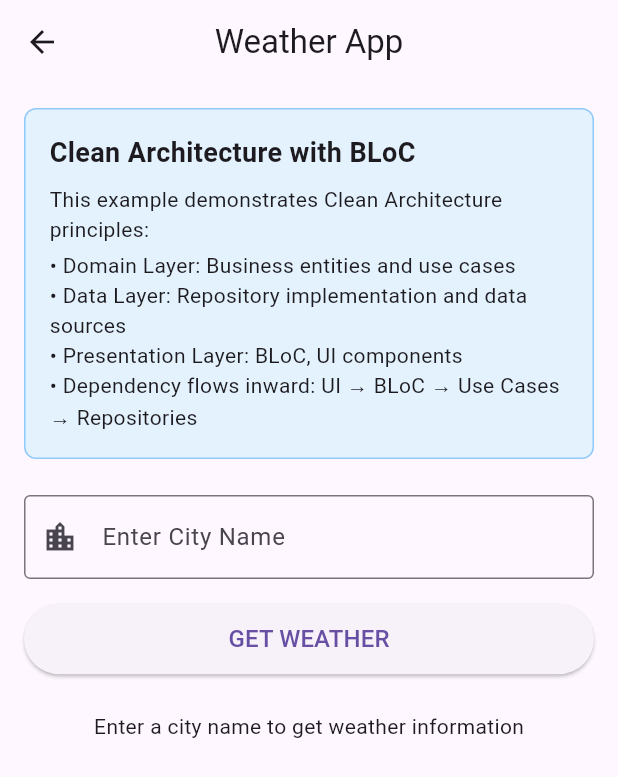
After one commit to Kandil7/learning_bloc, a Flutter app: the screen it shows after launch, scrolled down 576 dp, after a tap on "Clean Architecture", on a phone screen of 412 x 824 dp. The commit adds this screen. Shown: the top 777 px of the screen. Run offline on Flutter 3.47's test engine with Material 3 defaults, Android fonts, the phone set to English and light mode, and no system bars; our stand-ins replace bloc, bloc_concurrency, connectivity_plus, dio, equatable, flutter_bloc and 2 more.

Commit message:
feat: Add Clean Architecture example with Weather App implementation
- Create domain layer with Weather entity, repository interface, and use case
- Implement data layer with WeatherModel, remote data source, and repository implementation
- Add presentation layer with WeatherBloc, WeatherPage, and WeatherDisplay widget
- Update dashboard to include Clean Architecture example
- Demonstrate separation of concerns and dependency flow in Clean Architecture

```diff
--- a/lib/bloc_learning/bloc_learning_dashboard.dart
+++ b/lib/bloc_learning/bloc_learning_dashboard.dart
@@ -1,4 +1,5 @@
 import 'package:flutter/material.dart';
+import 'package:learning_bloc/bloc_learning/examples/clean_architecture_example/clean_architecture_screen.dart';
 import 'package:learning_bloc/bloc_learning/examples/counter_example/counter_example_screen.dart';
 import 'package:learning_bloc/bloc_learning/examples/form_validation_example/form_validation_screen.dart';
 import 'package:learning_bloc/bloc_learning/examples/repository_pattern_example/repository_pattern_screen.dart';
@@ -27,7 +28,8 @@ class BlocLearningDashboard extends StatelessWidget {
             _buildSectionTitle('BLoC Theory'),
             _buildCard(
               title: 'BLoC Pattern Fundamentals',
-              description: 'Learn the core concepts of BLoC pattern and its architecture',
+              description:
+                  'Learn the core concepts of BLoC pattern and its architecture',
               icon: Icons.book,
               onTap: () => Navigator.push(
                 context,
@@ -35,7 +37,6 @@ class BlocLearningDashboard extends StatelessWidget {
               ),
             ),
             const SizedBox(height: 16),
-
             _buildSectionTitle('Basic Examples'),
             _buildCard(
               title: 'Counter Example',
@@ -43,7 +44,8 @@ class BlocLearningDashboard extends StatelessWidget {
               icon: Icons.add_circle,
               onTap: () => Navigator.push(
                 context,
-                MaterialPageRoute(builder: (context) => const CounterExampleScreen()),
+                MaterialPageRoute(
+                    builder: (context) => const CounterExampleScreen()),
               ),
             ),
             _buildCard(
@@ -52,10 +54,10 @@ class BlocLearningDashboard extends StatelessWidget {
               icon: Icons.sync_alt,
               onTap: () => Navigator.push(
                 context,
-                MaterialPageRoute(builder: (context) => const StateManagementScreen()),
+                MaterialPageRoute(
+                    builder: (context) => const StateManagementScreen()),
               ),
             ),
-
             const SizedBox(height: 16),
             _buildSectionTitle('Intermediate Examples'),
             _buildCard(
@@ -64,7 +66,8 @@ class BlocLearningDashboard extends StatelessWidget {
               icon: Icons.check_circle,
               onTap: () => Navigator.push(
                 context,
-                MaterialPageRoute(builder: (context) => const FormValidationScreen()),
+                MaterialPageRoute(
+                    builder: (context) => const FormValidationScreen()),
               ),
             ),
             _buildCard(
@@ -73,10 +76,10 @@ class BlocLearningDashboard extends StatelessWidget {
               icon: Icons.stream,
               onTap: () => Navigator.push(
                 context,
-                MaterialPageRoute(builder: (context) => const StreamExampleScreen()),
+                MaterialPageRoute(
+                    builder: (context) => const StreamExampleScreen()),
               ),
             ),
-
             const SizedBox(height: 16),
             _buildSectionTitle('Advanced Examples'),
             _buildCard(
@@ -85,10 +88,20 @@ class BlocLearningDashboard extends StatelessWidget {
               icon: Icons.storage,
               onTap: () => Navigator.push(
                 context,
-                MaterialPageRoute(builder: (context) => const RepositoryPatternScreen()),
+                MaterialPageRoute(
+                    builder: (context) => const RepositoryPatternScreen()),
               ),
             ),
-
+            _buildCard(
+              title: 'Clean Architecture',
+              description: 'Implementing Clean Architecture with BLoC',
+              icon: Icons.architecture,
+              onTap: () => Navigator.push(
+                context,
+                MaterialPageRoute(
+                    builder: (context) => const CleanArchitectureScreen()),
+              ),
+            ),
             const SizedBox(height: 16),
             _buildSectionTitle('Real-World Examples'),
             _buildCard(
@@ -115,7 +128,8 @@ class BlocLearningDashboard extends StatelessWidget {
               icon: Icons.wifi,
               onTap: () => Navigator.push(
                 context,
-                MaterialPageRoute(builder: (context) => const ConnectivtyScreen()),
+                MaterialPageRoute(
+                    builder: (context) => const ConnectivtyScreen()),
               ),
             ),
           ],
--- /dev/null
+++ b/lib/bloc_learning/examples/clean_architecture_example/clean_architecture_screen.dart
@@ -0,0 +1,43 @@
+import 'package:flutter/material.dart';
+import 'package:flutter_bloc/flutter_bloc.dart';
+import 'package:learning_bloc/bloc_learning/examples/clean_architecture_example/data/datasources/weather_remote_data_source.dart';
+import 'package:learning_bloc/bloc_learning/examples/clean_architecture_example/data/repositories/weather_repository_impl.dart';
+import 'package:learning_bloc/bloc_learning/examples/clean_architecture_example/domain/usecases/get_weather.dart';
+import 'package:learning_bloc/bloc_learning/examples/clean_architecture_example/presentation/bloc/weather_bloc.dart';
+import 'package:learning_bloc/bloc_learning/examples/clean_architecture_example/presentation/pages/weather_page.dart';
+
+/// CleanArchitectureScreen
+///
+/// This is the entry point for the Clean Architecture example.
+/// It sets up the dependency injection and provides the WeatherBloc to the widget tree.
+class CleanArchitectureScreen extends StatelessWidget {
+  const CleanArchitectureScreen({Key? key}) : super(key: key);
+
+  @override
+  Widget build(BuildContext context) {
+    return BlocProvider(
+      create: (context) => _createWeatherBloc(),
+      child: const WeatherPage(),
+    );
+  }
+
+  /// Create and configure the WeatherBloc with its dependencies
+  ///
+  /// This method sets up the dependency injection manually.
+  /// In a real app, you might use a DI framework like get_it.
+  WeatherBloc _createWeatherBloc() {
+    // Create data source
+    final remoteDataSource = WeatherRemoteDataSourceImpl();
+
+    // Create repository with data source
+    final repository = WeatherRepositoryImpl(
+      remoteDataSource: remoteDataSource,
+    );
+
+    // Create use case with repository
+    final getWeather = GetWeather(repository);
+
+    // Create bloc with use case
+    return WeatherBloc(getWeather: getWeather);
+  }
+}
--- /dev/null
+++ b/lib/bloc_learning/examples/clean_architecture_example/data/models/weather_model.dart
@@ -0,0 +1,51 @@
+import 'package:learning_bloc/bloc_learning/examples/clean_architecture_example/domain/entities/weather.dart';
+
+/// WeatherModel
+///
+/// This class extends the domain entity and adds data layer functionality.
+/// It handles serialization/deserialization of weather data.
+class WeatherModel extends Weather {
+  const WeatherModel({
+    required String cityName,
+    required double temperature,
+    required String condition,
+    required int humidity,
+    required double windSpeed,
+  }) : super(
+          cityName: cityName,
+          temperature: temperature,
+          condition: condition,
+          humidity: humidity,
+          windSpeed: windSpeed,
+        );
+
+  /// Create a WeatherModel from JSON data
+  factory WeatherModel.fromJson(Map<String, dynamic> json) {
+    return WeatherModel(
+      cityName: json['name'],
+      temperature: (json['main']['temp'] as num).toDouble(),
+      condition: json['weather'][0]['main'],
+      humidity: json['main']['humidity'],
+      windSpeed: (json['wind']['speed'] as num).toDouble(),
+    );
+  }
+
+  /// Convert WeatherModel to JSON
+  Map<String, dynamic> toJson() {
+    return {
+      'name': cityName,
+      'main': {
+        'temp': temperature,
+        'humidity': humidity,
+      },
+      'weather': [
+        {
+          'main': condition,
+        }
+      ],
+      'wind': {
+        'speed': windSpeed,
+      },
+    };
+  }
+}
--- /dev/null
+++ b/lib/bloc_learning/examples/clean_architecture_example/data/repositories/weather_repository_impl.dart
@@ -0,0 +1,31 @@
+import 'package:learning_bloc/bloc_learning/examples/clean_architecture_example/data/datasources/weather_remote_data_source.dart';
+import 'package:learning_bloc/bloc_learning/examples/clean_architecture_example/domain/entities/weather.dart';
+import 'package:learning_bloc/bloc_learning/examples/clean_architecture_example/domain/repositories/weather_repository.dart';
+
+/// WeatherRepositoryImpl
+///
+/// This class implements the WeatherRepository interface from the domain layer.
+/// It's responsible for coordinating data from different sources (remote, local, etc.)
+class WeatherRepositoryImpl implements WeatherRepository {
+  final WeatherRemoteDataSource remoteDataSource;
+
+  WeatherRepositoryImpl({required this.remoteDataSource});
+
+  @override
+  Future<Weather> getWeatherForCity(String cityName) async {
+    try {
+      // In a real app, you might check a local cache first
+      // and implement caching logic here
+
+      // Get data from remote source
+      final weatherModel = await remoteDataSource.getWeatherForCity(cityName);
+
+      // Return the model (which is also a Weather entity)
+      return weatherModel;
+    } catch (e) {
+      // In a real app, you would handle specific exceptions
+      // and possibly map them to domain-specific exceptions
+      throw Exception('Failed to get weather data: $e');
+    }
+  }
+}
--- /dev/null
+++ b/lib/bloc_learning/examples/clean_architecture_example/domain/entities/weather.dart
@@ -0,0 +1,24 @@
+import 'package:equatable/equatable.dart';
+
+/// Weather entity class
+///
+/// This is a domain entity that represents weather information.
+/// It's independent of any data source or UI implementation.
+class Weather extends Equatable {
+  final String cityName;
+  final double temperature;
+  final String condition;
+  final int humidity;
+  final double windSpeed;
+
+  const Weather({
+    required this.cityName,
+    required this.temperature,
+    required this.condition,
+    required this.humidity,
+    required this.windSpeed,
+  });
+
+  @override
+  List<Object> get props => [cityName, temperature, condition, humidity, windSpeed];
+}
--- /dev/null
+++ b/lib/bloc_learning/examples/clean_architecture_example/domain/repositories/weather_repository.dart
@@ -0,0 +1,13 @@
+import 'package:learning_bloc/bloc_learning/examples/clean_architecture_example/domain/entities/weather.dart';
+
+/// Weather Repository Interface
+///
+/// This abstract class defines the contract for weather data operations.
+/// The implementation details (API, database, etc.) are hidden from the domain layer.
+abstract class WeatherRepository {
+  /// Get weather information for a specific city
+  ///
+  /// Returns a [Future] that completes with a [Weather] entity
+  /// or throws an exception if the operation fails
+  Future<Weather> getWeatherForCity(String cityName);
+}
--- /dev/null
+++ b/lib/bloc_learning/examples/clean_architecture_example/domain/usecases/get_weather.dart
@@ -0,0 +1,20 @@
+import 'package:learning_bloc/bloc_learning/examples/clean_architecture_example/domain/entities/weather.dart';
+import 'package:learning_bloc/bloc_learning/examples/clean_architecture_example/domain/repositories/weather_repository.dart';
+
+/// GetWeather Use Case
+///
+/// This class implements a specific use case: getting weather for a city.
+/// It depends on the repository interface, not the implementation.
+class GetWeather {
+  final WeatherRepository repository;
+
+  GetWeather(this.repository);
+
+  /// Execute the use case
+  ///
+  /// This method encapsulates the business logic for getting weather.
+  /// It delegates the data fetching to the repository.
+  Future<Weather> execute(String cityName) async {
+    return await repository.getWeatherForCity(cityName);
+  }
+}
--- /dev/null
+++ b/lib/bloc_learning/examples/clean_architecture_example/presentation/bloc/weather_bloc.dart
@@ -0,0 +1,31 @@
+import 'package:flutter_bloc/flutter_bloc.dart';
+import 'package:learning_bloc/bloc_learning/examples/clean_architecture_example/domain/usecases/get_weather.dart';
+import 'package:learning_bloc/bloc_learning/examples/clean_architecture_example/presentation/bloc/weather_event.dart';
+import 'package:learning_bloc/bloc_learning/examples/clean_architecture_example/presentation/bloc/weather_state.dart';
+
+/// WeatherBloc
+///
+/// This class manages the state of the weather feature.
+/// It processes events and emits new states based on the results.
+class WeatherBloc extends Bloc<WeatherEvent, WeatherState> {
+  final GetWeather getWeather;
+
+  WeatherBloc({required this.getWeather}) : super(WeatherInitial()) {
+    on<GetWeatherForCityEvent>(_onGetWeatherForCity);
+  }
+
+  /// Handle GetWeatherForCityEvent
+  void _onGetWeatherForCity(
+    GetWeatherForCityEvent event,
+    Emitter<WeatherState> emit,
+  ) async {
+    emit(WeatherLoading());
+
+    try {
+      final weather = await getWeather.execute(event.cityName);
+      emit(WeatherLoaded(weather));
+    } catch (e) {
+      emit(WeatherError(e.toString()));
+    }
+  }
+}
--- /dev/null
+++ b/lib/bloc_learning/examples/clean_architecture_example/presentation/bloc/weather_event.dart
@@ -0,0 +1,23 @@
+import 'package:equatable/equatable.dart';
+
+/// WeatherEvent
+///
+/// Base class for all weather-related events
+abstract class WeatherEvent extends Equatable {
+  const WeatherEvent();
+
+  @override
+  List<Object> get props => [];
+}
+
+/// GetWeatherForCityEvent
+///
+/// Event triggered when user requests weather for a specific city
+class GetWeatherForCityEvent extends WeatherEvent {
+  final String cityName;
+
+  const GetWeatherForCityEvent(this.cityName);
+
+  @override
+  List<Object> get props => [cityName];
+}
--- /dev/null
+++ b/lib/bloc_learning/examples/clean_architecture_example/presentation/bloc/weather_state.dart
@@ -0,0 +1,46 @@
+import 'package:equatable/equatable.dart';
+import 'package:learning_bloc/bloc_learning/examples/clean_architecture_example/domain/entities/weather.dart';
+
+/// WeatherState
+///
+/// Base class for all weather-related states
+abstract class WeatherState extends Equatable {
+  const WeatherState();
+
+  @override
+  List<Object> get props => [];
+}
+
+/// WeatherInitial
+///
+/// Initial state when no weather data has been requested yet
+class WeatherInitial extends WeatherState {}
+
+/// WeatherLoading
+///
+/// State when weather data is being fetched
+class WeatherLoading extends WeatherState {}
+
+/// WeatherLoaded
+///
+/// State when weather data has been successfully loaded
+class WeatherLoaded extends WeatherState {
+  final Weather weather;
+
+  const WeatherLoaded(this.weather);
+
+  @override
+  List<Object> get props => [weather];
+}
+
+/// WeatherError
+///
+/// State when an error occurs while fetching weather data
+class WeatherError extends WeatherState {
+  final String message;
+
+  const WeatherError(this.message);
+
+  @override
+  List<Object> get props => [message];
+}
--- /dev/null
+++ b/lib/bloc_learning/examples/clean_architecture_example/presentation/pages/weather_page.dart
@@ -0,0 +1,143 @@
+import 'package:flutter/material.dart';
+import 'package:flutter_bloc/flutter_bloc.dart';
+import 'package:learning_bloc/bloc_learning/examples/clean_architecture_example/presentation/bloc/weather_bloc.dart';
+import 'package:learning_bloc/bloc_learning/examples/clean_architecture_example/presentation/bloc/weather_event.dart';
+import 'package:learning_bloc/bloc_learning/examples/clean_architecture_example/presentation/bloc/weather_state.dart';
+import 'package:learning_bloc/bloc_learning/examples/clean_architecture_example/presentation/widgets/weather_display.dart';
+
+/// WeatherPage
+///
+/// This is the main screen for the weather feature.
+/// It allows users to search for weather by city and displays the results.
+class WeatherPage extends StatefulWidget {
+  const WeatherPage({Key? key}) : super(key: key);
+
+  @override
+  State<WeatherPage> createState() => _WeatherPageState();
+}
+
+class _WeatherPageState extends State<WeatherPage> {
+  final _cityController = TextEditingController();
+
+  @override
+  void dispose() {
+    _cityController.dispose();
+    super.dispose();
+  }
+
+  @override
+  Widget build(BuildContext context) {
+    return Scaffold(
+      appBar: AppBar(
+        title: const Text('Weather App'),
+        centerTitle: true,
+      ),
+      body: SingleChildScrollView(
+        padding: const EdgeInsets.all(16.0),
+        child: Column(
+          crossAxisAlignment: CrossAxisAlignment.stretch,
+          children: [
+            _buildExplanation(),
+            const SizedBox(height: 24),
+            _buildCityInput(),
+            const SizedBox(height: 24),
+            _buildWeatherContent(),
+          ],
+        ),
+      ),
+    );
+  }
+
+  Widget _buildExplanation() {
+    return Container(
+      padding: const EdgeInsets.all(16),
+      decoration: BoxDecoration(
+        color: Colors.blue[50],
+        borderRadius: BorderRadius.circular(8),
+        border: Border.all(color: Colors.blue[200]!),
+      ),
+      child: const Column(
+        crossAxisAlignment: CrossAxisAlignment.start,
+        children: [
+          Text(
+            'Clean Architecture with BLoC',
+            style: TextStyle(fontWeight: FontWeight.bold, fontSize: 18),
+          ),
+          SizedBox(height: 8),
+          Text(
+            'This example demonstrates Clean Architecture principles:',
+            style: TextStyle(fontSize: 14),
+          ),
+          SizedBox(height: 4),
+          Text('• Domain Layer: Business entities and use cases', style: TextStyle(fontSize: 14)),
+          Text('• Data Layer: Repository implementation and data sources', style: TextStyle(fontSize: 14)),
+          Text('• Presentation Layer: BLoC, UI components', style: TextStyle(fontSize: 14)),
+          Text('• Dependency flows inward: UI → BLoC → Use Cases → Repositories', style: TextStyle(fontSize: 14)),
+        ],
+      ),
+    );
+  }
+
+  Widget _buildCityInput() {
+    return Column(
+      crossAxisAlignment: CrossAxisAlignment.stretch,
+      children: [
+        TextField(
+          controller: _cityController,
+          decoration: const InputDecoration(
+            labelText: 'Enter City Name',
+            hintText: 'e.g., London, New York, Tokyo',
+            prefixIcon: Icon(Icons.location_city),
+            border: OutlineInputBorder(),
+          ),
+        ),
+        const SizedBox(height: 16),
+        ElevatedButton(
+          onPressed: () {
+            final cityName = _cityController.text.trim();
+            if (cityName.isNotEmpty) {
+              context.read<WeatherBloc>().add(GetWeatherForCityEvent(cityName));
+            }
+          },
+          style: ElevatedButton.styleFrom(
+            padding: const EdgeInsets.symmetric(vertical: 12),
+          ),
+          child: const Text('GET WEATHER', style: TextStyle(fontSize: 16)),
+        ),
+      ],
+    );
+  }
+
+  Widget _buildWeatherContent() {
+    return BlocBuilder<WeatherBloc, WeatherState>(
+      builder: (context, state) {
+        if (state is WeatherInitial) {
+          return const Center(
+            child: Text('Enter a city name to get weather information'),
+          );
+        } else if (state is WeatherLoading) {
+          return const Center(
+            child: CircularProgressIndicator(),
+          );
+        } else if (state is WeatherLoaded) {
+          return WeatherDisplay(weather: state.weather);
+        } else if (state is WeatherError) {
+          return Center(
+            child: Column(
+              children: [
+                const Icon(Icons.error, color: Colors.red, size: 48),
+                const SizedBox(height: 16),
+                Text(
+                  'Error: ${state.message}',
+                  style: const TextStyle(color: Colors.red),
+                  textAlign: TextAlign.center,
+                ),
+              ],
+            ),
+          );
+        }
+        return const SizedBox.shrink();
+      },
+    );
+  }
+}
```
Also changed, not shown: lib/bloc_learning/examples/clean_architecture_example/data/datasources/weather_remote_data_source.dart (added, +59 -0 lines), lib/bloc_learning/examples/clean_architecture_example/presentation/widgets/weather_display.dart (added, +127 -0 lines), 1 other file.
